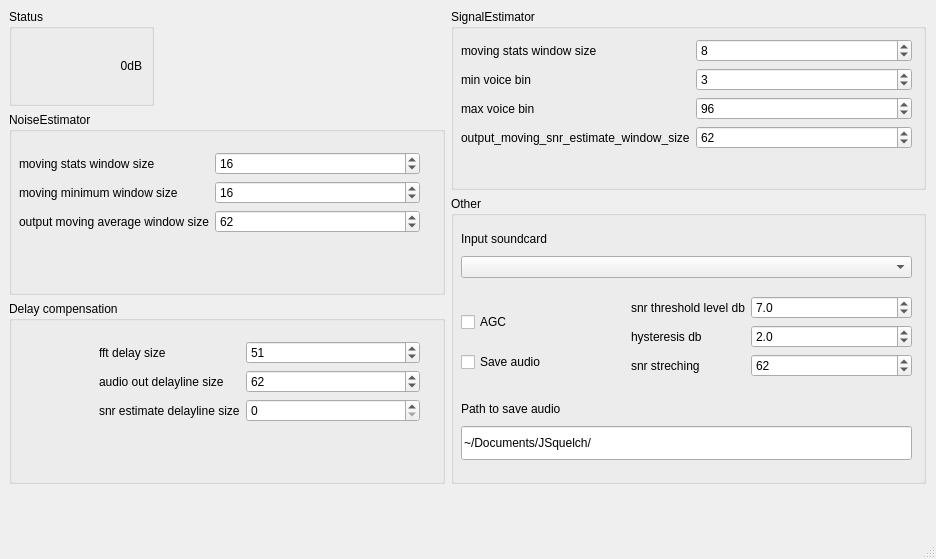
Above: src/jsquelch.ui from jontio/JSquelch before the change. Below: the same form after it.
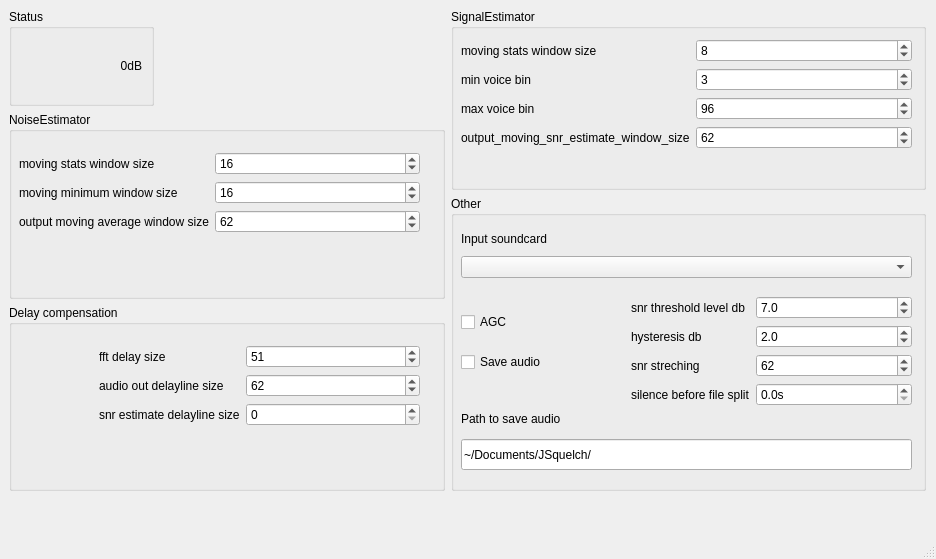
That is the form after the change. Icons and pictures are not drawn. Custom widgets are drawn as their Qt base class.

Commit message: fix delete files that are empty. add adjustment to silence period. add gui and persistance for silence period

Diff of the .ui file:
```diff
--- a/src/jsquelch.ui
+++ b/src/jsquelch.ui
@@ -29,7 +29,7 @@
    <property name="maximumSize">
     <size>
      <width>935</width>
-     <height>493</height>
+     <height>500</height>
     </size>
    </property>
    <layout class="QHBoxLayout" name="horizontalLayout_2">
@@ -371,7 +371,7 @@
            <x>180</x>
            <y>100</y>
            <width>281</width>
-           <height>91</height>
+           <height>111</height>
           </rect>
          </property>
          <layout class="QFormLayout" name="formLayout_4">
@@ -429,6 +429,29 @@
             </property>
            </widget>
           </item>
+          <item row="3" column="0">
+           <widget class="QLabel" name="label_mne_moving_stats_window_size_5">
+            <property name="text">
+             <string>silence before file split</string>
+            </property>
+           </widget>
+          </item>
+          <item row="3" column="1">
+           <widget class="QDoubleSpinBox" name="doubleSpinBox_silence_before_file_split_in_s">
+            <property name="suffix">
+             <string>s</string>
+            </property>
+            <property name="decimals">
+             <number>1</number>
+            </property>
+            <property name="minimum">
+             <double>0.000000000000000</double>
+            </property>
+            <property name="maximum">
+             <double>86400.000000000000000</double>
+            </property>
+           </widget>
+          </item>
          </layout>
         </widget>
         <widget class="QCheckBox" name="checkBox_agc">
@@ -448,9 +471,9 @@
          <property name="geometry">
           <rect>
            <x>10</x>
-           <y>230</y>
+           <y>243</y>
            <width>451</width>
-           <height>34</height>
+           <height>31</height>
           </rect>
          </property>
          <property name="text">
@@ -474,7 +497,7 @@
          <property name="geometry">
           <rect>
            <x>10</x>
-           <y>200</y>
+           <y>210</y>
            <width>451</width>
            <height>26</height>
           </rect>
```
Left out of the diff: 2 changed lines with no effect on the pictures. The commit also changes 4 other files.
